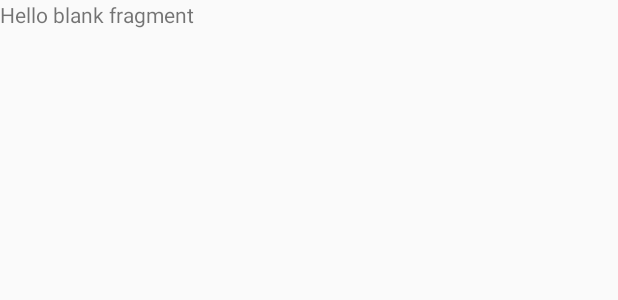
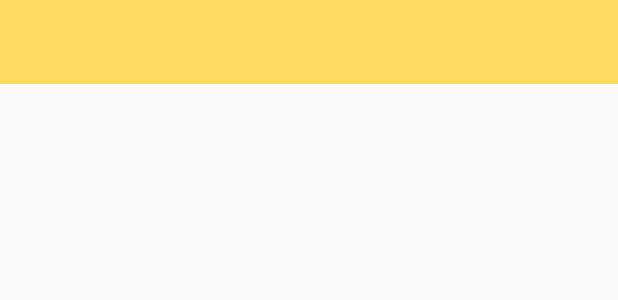
Before and after one commit to KolinLoures/TestYa, an Android app: the layout fragment_history.xml on its own in the app's theme, with its tools: preview values and no code run, on a phone screen of 412 x 824 dp. Shown: the top 300 px of the screen. Run offline under Robolectric (Android 15) with nearby library versions, the phone set to English and light mode, and no system bars.

Commit message:
add toolbars to fragments

```diff
--- a/app/build.gradle
+++ b/app/build.gradle
@@ -25,7 +25,6 @@ dependencies {
         exclude group: 'com.android.support', module: 'support-annotations'
     })
 
-
     //Designs and layouts
 
 
--- a/app/src/main/res/layout/fragment_history.xml
+++ b/app/src/main/res/layout/fragment_history.xml
@@ -1,13 +1,40 @@
-<FrameLayout xmlns:android="http://schemas.android.com/apk/res/android"
+<LinearLayout xmlns:android="http://schemas.android.com/apk/res/android"
     xmlns:tools="http://schemas.android.com/tools"
     android:layout_width="match_parent"
     android:layout_height="match_parent"
-    tools:context="com.example.kolin.testya.HistoryFragment">
+    xmlns:app="http://schemas.android.com/apk/res-auto"
+    android:orientation="vertical"
+    tools:context="com.example.kolin.testya.HistoryFavoriteFragment">
 
-    <!-- TODO: Update blank fragment layout -->
-    <TextView
+
+    <FrameLayout
+        android:layout_width="match_parent"
+        android:layout_height="wrap_content">
+
+        <include layout="@layout/main_toolbar"/>
+
+        <android.support.design.widget.TabLayout
+            android:id="@+id/history_favorite_tab"
+            android:layout_width="wrap_content"
+            android:layout_gravity="center_horizontal"
+            android:layout_height="match_parent"
+            app:tabMode="fixed"
+            app:tabIndicatorHeight="4dp"
+            app:tabTextAppearance="@style/Base.TextAppearance.AppCompat.Medium"
+            app:tabIndicatorColor="@color/colorBlack"
+            app:tabSelectedTextColor="@color/colorBlack"
+            android:textAllCaps = "false">
+
+
+        </android.support.design.widget.TabLayout>
+
+
+    </FrameLayout>
+
+    <android.support.v4.view.ViewPager
         android:layout_width="match_parent"
         android:layout_height="match_parent"
-        android:text="@string/hello_blank_fragment" />
+        android:id="@+id/history_favorite_view_pager"
+        />
 
-</FrameLayout>
+</LinearLayout>
--- /dev/null
+++ b/app/src/main/res/layout/main_toolbar.xml
@@ -0,0 +1,14 @@
+<?xml version="1.0" encoding="utf-8"?>
+
+<FrameLayout xmlns:android="http://schemas.android.com/apk/res/android"
+    android:layout_width="match_parent"
+    android:layout_height="wrap_content"
+    android:fitsSystemWindows="true">
+
+    <android.support.v7.widget.Toolbar
+        android:id="@+id/main_toolbar"
+        android:layout_width="match_parent"
+        android:layout_height="?attr/actionBarSize"
+        android:background="@color/colorAccent" />
+
+</FrameLayout>
--- a/app/src/main/res/values/colors.xml
+++ b/app/src/main/res/values/colors.xml
@@ -5,4 +5,5 @@
     <color name="colorAccent">#FFDC61</color>
 
     <color name="colorWhite">#FFFFFF</color>
+    <color name="colorBlack">#000000</color>
 </resources>
--- a/app/src/main/res/values/styles.xml
+++ b/app/src/main/res/values/styles.xml
@@ -7,16 +7,18 @@
         <item name="colorPrimaryDark">@color/colorPrimaryDark</item>
         <item name="colorAccent">@color/colorAccent</item>
 
+
         <item name="windowActionBar">false</item>
         <item name="windowNoTitle">true</item>
+
     </style>
 
     <!--Custom settings to Bottom Tab Layout-->
-
     <style name="CustomBottomTabLayout" parent="Base.Widget.Design.TabLayout">
         <item name="tabBackground">?attr/selectableItemBackground</item>
         <item name="tabIndicatorColor">@color/colorAccent</item>
         <item name="tabIndicatorHeight">4dp</item>
+        <item name="tabSelectedTextColor">@color/colorBlack</item>
     </style>
 
 </resources>
```
Also changed, not shown: app/src/main/java/com/example/kolin/testya/CommonFragment.java (added, +69 -0 lines), app/src/main/java/com/example/kolin/testya/HistoryFavoriteFragment.java (added, +58 -0 lines), app/src/main/java/com/example/kolin/testya/HistoryFragment.java (deleted, +0 -103 lines), app/src/main/java/com/example/kolin/testya/MainActivity.java (+10 -6 lines), app/src/main/java/com/example/kolin/testya/adapter/ViewPagerAdapter.java (+24 -26 lines), app/src/main/res/layout/activity_main.xml (+6 -14 lines), app/src/main/res/layout/fragment_common.xml (added, +14 -0 lines), app/src/main/res/layout/fragment_info.xml (+6 -8 lines), app/src/main/res/layout/fragment_translator.xml (+55 -6 lines).
